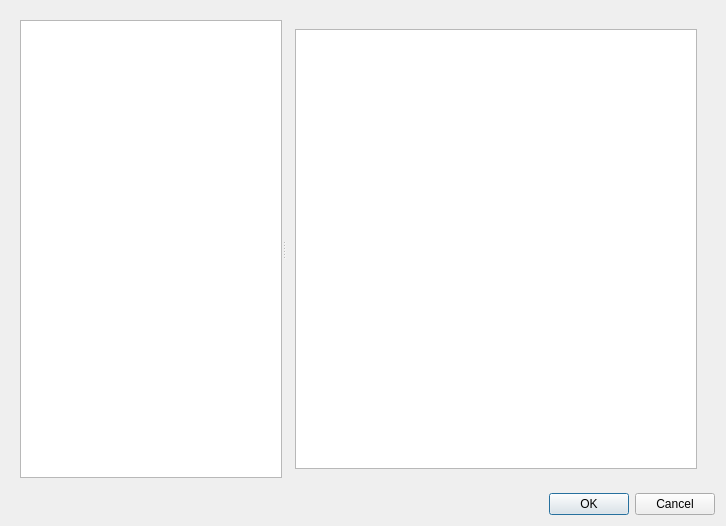
HubertD/cangaroo, file window/SetupDialog/SetupDialog.ui: the form before one commit.
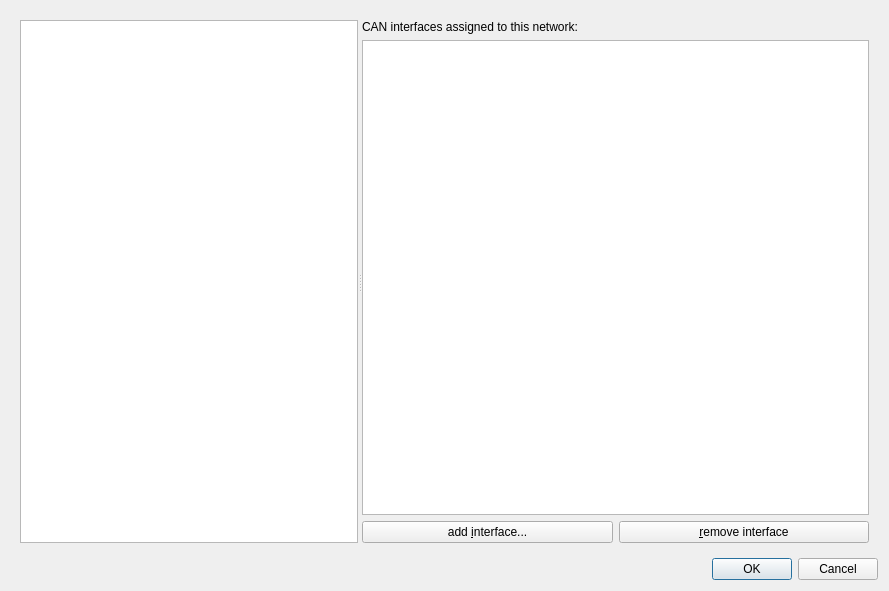
The form after the commit.

Commit message: setup dialog: list of interfaces

Diff of the .ui file:
```diff
--- a/window/SetupDialog/SetupDialog.ui
+++ b/window/SetupDialog/SetupDialog.ui
@@ -6,8 +6,8 @@
    <rect>
     <x>0</x>
     <y>0</y>
-    <width>726</width>
-    <height>526</height>
+    <width>889</width>
+    <height>591</height>
    </rect>
   </property>
   <property name="windowTitle">
@@ -69,8 +69,79 @@
          </widget>
          <widget class="QWidget" name="interfacesPage">
           <layout class="QVBoxLayout" name="verticalLayout_3">
+           <property name="leftMargin">
+            <number>0</number>
+           </property>
+           <property name="topMargin">
+            <number>0</number>
+           </property>
+           <property name="rightMargin">
+            <number>0</number>
+           </property>
+           <property name="bottomMargin">
+            <number>0</number>
+           </property>
            <item>
-            <widget class="QTreeView" name="interfacesTreeView"/>
+            <widget class="QLabel" name="label_2">
+             <property name="text">
+              <string>CAN interfaces assigned to this network:</string>
+             </property>
+            </widget>
+           </item>
+           <item>
+            <widget class="QTreeWidget" name="interfacesTreeWidget">
+             <property name="headerHidden">
+              <bool>false</bool>
+             </property>
+             <property name="columnCount">
+              <number>2</number>
+             </property>
+             <attribute name="headerVisible">
+              <bool>false</bool>
+             </attribute>
+             <column>
+              <property name="text">
+               <string notr="true">1</string>
+              </property>
+             </column>
+             <column>
+              <property name="text">
+               <string notr="true">2</string>
+              </property>
+             </column>
+            </widget>
+           </item>
+           <item>
+            <widget class="QWidget" name="widget_2" native="true">
+             <layout class="QHBoxLayout" name="horizontalLayout">
+              <property name="leftMargin">
+               <number>0</number>
+              </property>
+              <property name="topMargin">
+               <number>0</number>
+              </property>
+              <property name="rightMargin">
+               <number>0</number>
+              </property>
+              <property name="bottomMargin">
+               <number>0</number>
+              </property>
+              <item>
+               <widget class="QPushButton" name="btAddInterface">
+                <property name="text">
+                 <string>add &amp;interface...</string>
+                </property>
+               </widget>
+              </item>
+              <item>
+               <widget class="QPushButton" name="btRemoveInterface">
+                <property name="text">
+                 <string>&amp;remove interface</string>
+                </property>
+               </widget>
+              </item>
+             </layout>
+            </widget>
            </item>
           </layout>
          </widget>
```
The commit also changes 5 other files.
